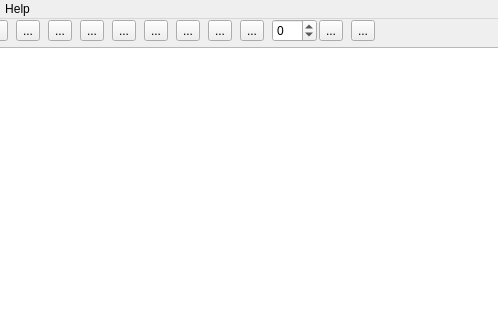
Above: scripts/Interface/ui/drill/main/main.ui from mantidproject/mantid before the change; both pictures show x 133 to 631 and y 0 to 320 of the 1024 by 768 pixel window. Below: the same form after it.
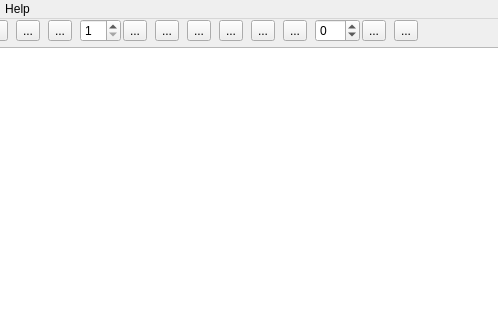
That is the form after the change. Icons and pictures are not drawn. Custom widgets are drawn as their Qt base class.

Commit message:
[DRILL] new spinbox to add many rows
A new spinbox associated with the 'add row' button has been added. It
allows the user to select the number of empty he wants to add.

Diff of the .ui file:
```diff
--- a/scripts/Interface/ui/drill/main/main.ui
+++ b/scripts/Interface/ui/drill/main/main.ui
@@ -104,6 +104,21 @@
        </widget>
       </item>
       <item>
+       <layout class="QHBoxLayout" name="horizontalLayout_4">
+        <property name="spacing">
+         <number>2</number>
+        </property>
+        <item>
+         <widget class="QSpinBox" name="nrows">
+          <property name="toolTip">
+           <string>Number of row</string>
+          </property>
+          <property name="minimum">
+           <number>1</number>
+          </property>
+         </widget>
+        </item>
+        <item>
        <widget class="QToolButton" name="addrow">
         <property name="toolTip">
          <string>Add new row</string>
@@ -112,6 +127,8 @@
          <string>...</string>
         </property>
        </widget>
+        </item>
+       </layout>
       </item>
       <item>
        <widget class="QToolButton" name="deleterow">
```
Left out of the diff: 2 changed lines with no effect on the pictures. Lines whose indentation alone changed are shown as unchanged. The commit also changes 1 other file.
